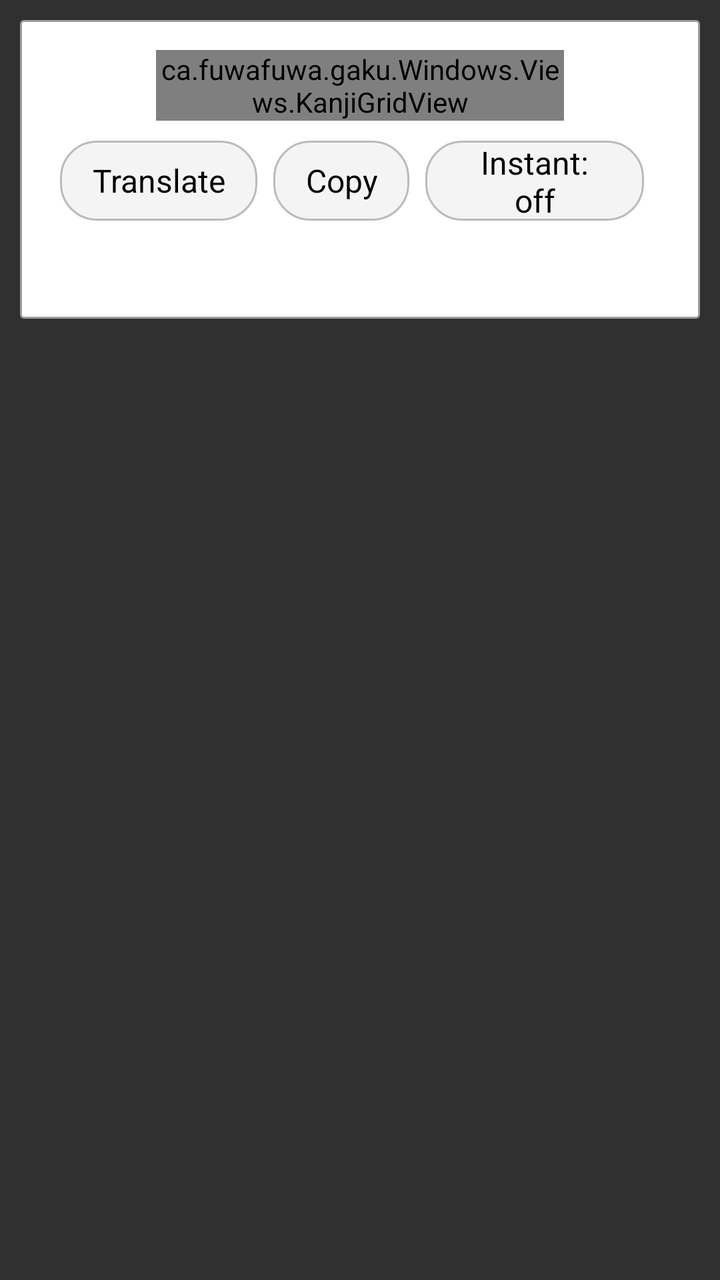
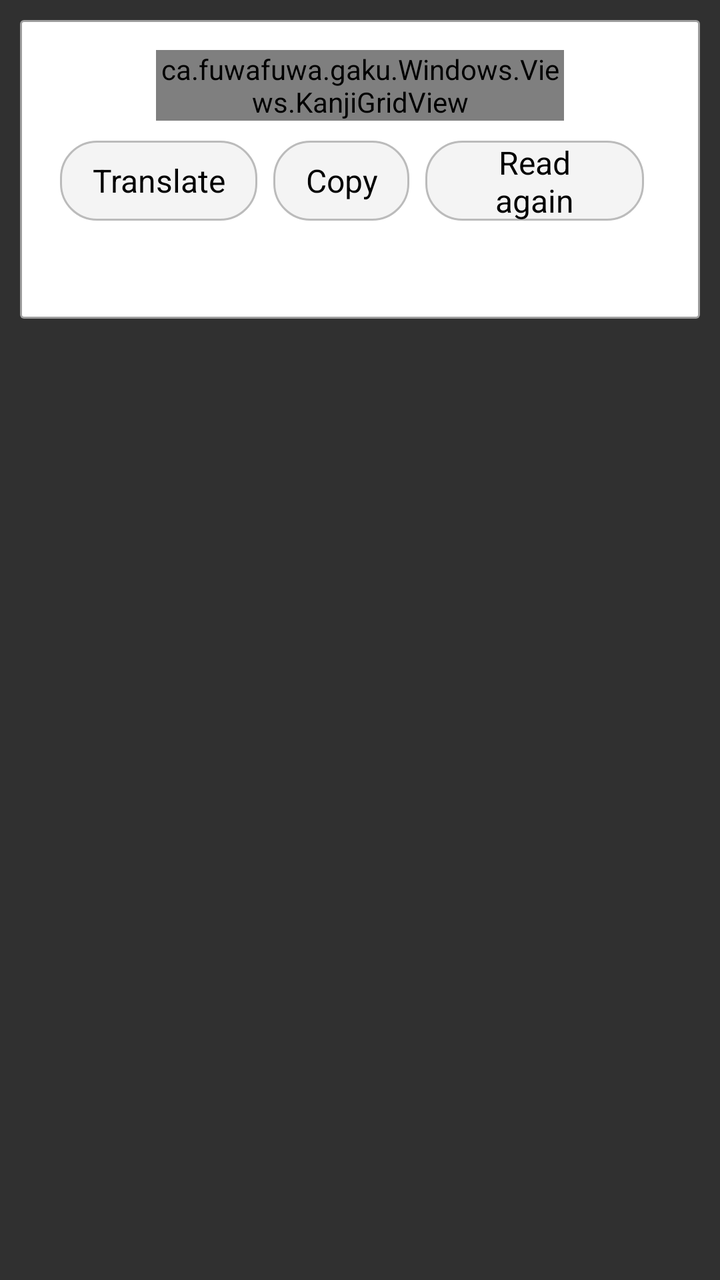

Before-and-after screenshots of an Android layout around one commit, followed by the original layout XML and the change that was made.
<!-- AndroidManifest.xml: application theme AppTheme -->
<!-- res/layout/window_info.xml -->
<?xml version="1.0" encoding="utf-8"?>
<FrameLayout xmlns:android="http://schemas.android.com/apk/res/android"
    android:layout_width="match_parent"
    android:layout_height="match_parent">

    <LinearLayout
        android:id="@+id/info_window"
        android:orientation="vertical"
        android:layout_width="match_parent"
        android:layout_height="wrap_content"
        android:layout_marginTop="10dp"
        android:layout_marginLeft="10dp"
        android:layout_marginRight="10dp"
        android:layout_marginBottom="100dp"
        android:background="@drawable/bg_solid_border_corners_0_white_black_round">

        <LinearLayout
            android:orientation="vertical"
            android:layout_width="match_parent"
            android:layout_height="match_parent"
            android:layout_marginLeft="5dp"
            android:layout_marginRight="5dp"
            android:layout_marginBottom="5dp">

            <LinearLayout
                android:orientation="vertical"
                android:layout_width="match_parent"
                android:layout_height="match_parent"
                android:layout_margin="10dp">

                
                <LinearLayout
                    android:orientation="horizontal"
                    android:gravity="center_vertical"
                    android:layout_width="match_parent"
                    android:layout_height="wrap_content">

                    <TextView
                        android:id="@+id/info_prev"
                        style="@style/InfoButton"
                        android:layout_marginEnd="0dp"
                        android:visibility="invisible"
                        android:text="‹" />

                    <ca.fuwafuwa.gaku.Windows.Views.KanjiGridView
                        android:id="@+id/kanji_grid"
                        android:layout_width="0dp"
                        android:layout_weight="1"
                        android:layout_height="wrap_content"
                        android:layout_margin="5dp" />

                    <TextView
                        android:id="@+id/info_next"
                        style="@style/InfoButton"
                        android:layout_marginEnd="0dp"
                        android:visibility="invisible"
                        android:text="›" />

                </LinearLayout>

                <LinearLayout
                    android:orientation="horizontal"
                    android:gravity="center_vertical"
                    android:layout_width="match_parent"
                    android:layout_height="wrap_content"
                    android:layout_margin="5dp">

                    <TextView
                        android:id="@+id/info_translate"
                        style="@style/InfoButton"
                        android:text="Translate" />

                    <TextView
                        android:id="@+id/info_copy"
                        style="@style/InfoButton"
                        android:text="Copy" />

                    <TextView
                        android:id="@+id/info_instant"
                        style="@style/InfoButton"
                        android:text="Instant: off" />

                    <View
                        android:layout_width="0dp"
                        android:layout_height="0dp"
                        android:layout_weight="1" />

                    <TextView
                        android:id="@+id/info_close"
                        style="@style/InfoButton"
                        android:layout_marginEnd="0dp"
                        android:text="✕" />

                </LinearLayout>

                
                <LinearLayout
                    android:id="@+id/info_char_actions"
                    android:orientation="horizontal"
                    android:gravity="center_vertical"
                    android:layout_width="match_parent"
                    android:layout_height="wrap_content"
                    android:layout_margin="5dp"
                    android:visibility="gone">

                    <TextView
                        android:id="@+id/info_char"
                        android:layout_width="wrap_content"
                        android:layout_height="wrap_content"
                        android:layout_marginEnd="12dp"
                        android:textSize="24sp"
                        android:textColor="@android:color/black" />

                    
                    <HorizontalScrollView
                        android:layout_width="0dp"
                        android:layout_height="wrap_content"
                        android:layout_weight="1"
                        android:scrollbars="none">

                        <LinearLayout
                            android:id="@+id/info_char_choices"
                            android:orientation="horizontal"
                            android:layout_width="wrap_content"
                            android:layout_height="wrap_content" />

                    </HorizontalScrollView>

                    <TextView
                        android:id="@+id/info_char_edit"
                        style="@style/InfoButton"
                        android:text="Edit" />

                    <TextView
                        android:id="@+id/info_char_delete"
                        style="@style/InfoButton"
                        android:text="Delete" />

                </LinearLayout>

                <ScrollView
                    android:layout_width="match_parent"
                    android:layout_height="0dp"
                    android:layout_weight="1"
                    android:layout_margin="5dp"
                    android:animateLayoutChanges="true"
                    android:scrollbars="vertical">

                    <LinearLayout
                        android:id="@+id/info_text"
                        android:animateLayoutChanges="true"
                        android:orientation="vertical"
                        android:layout_width="match_parent"
                        android:layout_height="wrap_content">
                        <TextSwitcher
                            android:id="@+id/dict_results"
                            android:measureAllChildren="false"
                            android:animateLayoutChanges="true"
                            android:inAnimation="@anim/slide_in"
                            android:layout_width="wrap_content"
                            android:layout_height="wrap_content">
                            <TextView
                                android:textColor="@android:color/black"
                                android:layout_width="wrap_content"
                                android:layout_height="wrap_content" />
                            <TextView
                                android:textColor="@android:color/black"
                                android:layout_width="wrap_content"
                                android:layout_height="wrap_content" />
                        </TextSwitcher>

                    </LinearLayout>

                </ScrollView>

            </LinearLayout>

        </LinearLayout>

    </LinearLayout>

</FrameLayout>
<!-- resources referenced by this layout -->
<resources>
  <!-- drawable bg_solid_border_corners_0_white_black_round (drawable) -->
  <?xml version="1.0" encoding="utf-8"?>
  <layer-list xmlns:android="http://schemas.android.com/apk/res/android">
      <item>
          <shape android:shape="rectangle">
              <solid android:color="#CABBBBBB"/>
              <corners android:radius="2dp" />
          </shape>
      </item>
  
      <item
          android:left="1dp"
          android:right="1dp"
          android:top="1dp"
          android:bottom="1dp">
          <shape android:shape="rectangle">
              <solid android:color="@android:color/white"/>
              <corners android:radius="1dp" />
          </shape>
      </item>
  </layer-list>
  <style name="InfoButton">
          <item name="android:layout_width">wrap_content</item>
          <item name="android:layout_height">40dp</item>
          <item name="android:layout_marginEnd">8dp</item>
          <item name="android:minWidth">48dp</item>
          <item name="android:paddingLeft">16dp</item>
          <item name="android:paddingRight">16dp</item>
          <item name="android:gravity">center</item>
          <item name="android:textSize">16sp</item>
          <item name="android:textColor">@android:color/black</item>
          <item name="android:background">@drawable/bg_info_button</item>
          <item name="android:clickable">true</item>
          <item name="android:focusable">true</item>
      </style>
  <style name="AppTheme" parent="Theme.AppCompat.NoActionBar">
          
          
      </style>
  <!-- drawable bg_info_button (drawable) -->
  <?xml version="1.0" encoding="utf-8"?>
  <selector xmlns:android="http://schemas.android.com/apk/res/android">
      <item android:state_pressed="true">
          <shape android:shape="rectangle">
              <solid android:color="#FFDDDDDD"/>
              <stroke android:width="1dp" android:color="#FF999999"/>
              <corners android:radius="18dp" />
          </shape>
      </item>
      <item>
          <shape android:shape="rectangle">
              <solid android:color="#FFF4F4F4"/>
              <stroke android:width="1dp" android:color="#FFBBBBBB"/>
              <corners android:radius="18dp" />
          </shape>
      </item>
  </selector>
</resources>

<!-- the commit's change to res/layout/window_info.xml (unified diff, before → after) -->
@@ -74,6 +74,12 @@
                         android:id="@+id/info_copy"
                         style="@style/InfoButton"
                         android:text="Copy" />
+
+                    
+                    <TextView
+                        android:id="@+id/info_read_again"
+                        style="@style/InfoButton"
+                        android:text="Read again" />
 
                     <TextView
                         android:id="@+id/info_instant"
